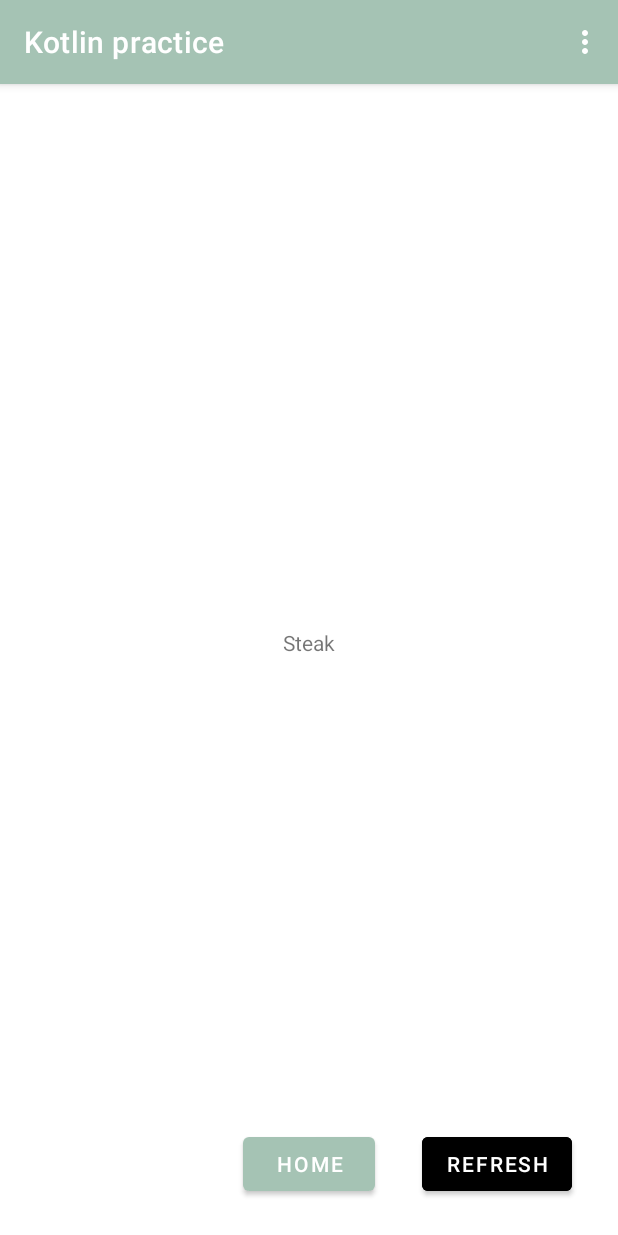
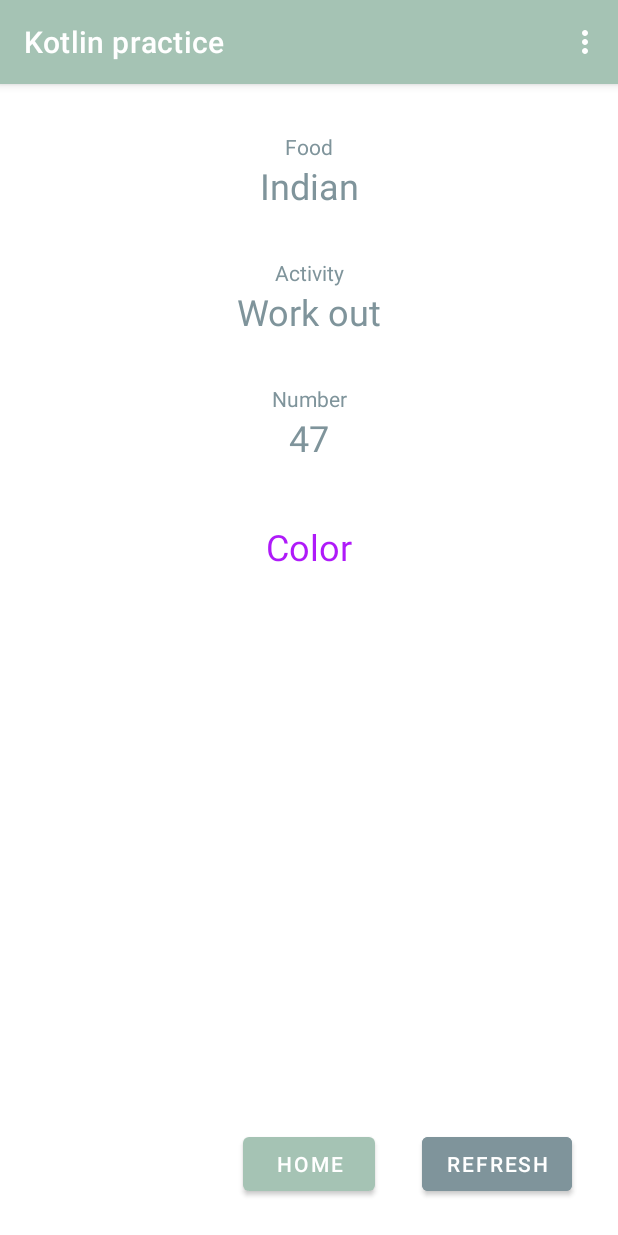
Before and after one commit to curtiskao/kotlinpractice, an Android app: the MoodFragment screen opened through its navigation route, on a phone screen of 412 x 824 dp. Run offline under Robolectric (Android 15) with nearby library versions, the phone set to English and light mode, and no system bars; our stand-ins replace Dagger/Hilt's generated code.

Commit message:
mood fragment

```diff
--- a/app/src/main/java/com/example/kotlinpractice/Mood/MoodFragment.kt
+++ b/app/src/main/java/com/example/kotlinpractice/Mood/MoodFragment.kt
@@ -1,25 +1,27 @@
 package com.example.kotlinpractice.Mood
 
+import android.graphics.Color
 import android.os.Bundle
-import android.util.Log
 import android.view.LayoutInflater
 import android.view.View
 import android.view.ViewGroup
 import android.widget.Button
 import android.widget.TextView
 import androidx.fragment.app.Fragment
-import androidx.lifecycle.ViewModelProvider
 import androidx.navigation.fragment.findNavController
-import com.example.kotlinpractice.Note.NoteViewModel
 import com.example.kotlinpractice.R
-import org.w3c.dom.Text
 import kotlin.random.Random
 
 class MoodFragment: Fragment() {
 
     private var brandsArray: MutableList<String> = ArrayList()
     private var foodArray: MutableList<String> = ArrayList()
+    private var actArray: MutableList<String> = ArrayList()
+
     private lateinit var tv_food: TextView
+    private lateinit var tv_activity: TextView
+    private lateinit var tv_num: TextView
+    private lateinit var tv_color: TextView
 
     override fun onCreateView(
             inflater: LayoutInflater, container: ViewGroup?,
@@ -38,21 +40,14 @@ class MoodFragment: Fragment() {
             refresh()
         }
         tv_food = view.findViewById(R.id.tv_food)
+        tv_activity = view.findViewById(R.id.tv_activity)
+        tv_num = view.findViewById(R.id.tv_number)
+        tv_color = view.findViewById(R.id.tv_color)
 
         loadFood()
-    }
-
-
-    private fun loadData(){
-        brandsArray.add("Nike")
-        brandsArray.add("Vetements")
-        brandsArray.add("Ambush")
-        brandsArray.add("CDG")
-        brandsArray.add("Supreme")
-        brandsArray.add("Palace")
-        brandsArray.add("Needles")
-
-
+        loadActivites()
+        genRandomNum()
+        genRandomColor()
     }
 
     private fun loadFood(){
@@ -83,14 +78,51 @@ class MoodFragment: Fragment() {
         genRandomFood()
     }
 
+    private fun loadActivites(){
+        actArray.add("Stay in")
+        actArray.add("Shopping")
+        actArray.add("Work out")
+        actArray.add("Hang out with friends")
+        actArray.add("Read")
+        actArray.add("FaceTime my baby")
+        actArray.add("Play video games")
+        actArray.add("Watch Youtube")
+        actArray.add("Watch Netflix")
+        actArray.add("Play basketball")
+        actArray.add("Practice golf")
+        actArray.add("Practice coding")
+        actArray.add("Study")
+        actArray.add("Eat")
+
+        genRandomActivity()
+    }
+
     private fun genRandomFood(){
         val size = foodArray.size
-        val randomNum = Random.nextInt(0,size)
+        val randomNum = Random.nextInt(0, size)
         tv_food.text = foodArray.get(randomNum)
+    }
+
+    private fun genRandomActivity(){
+        val size = actArray.size
+        val randomNum = Random.nextInt(0, size)
+        tv_activity.text = actArray.get(randomNum)
+    }
+
+    private fun genRandomNum(){
+        tv_num.text = (Random.nextInt(0, 100)+1).toString()
+    }
+
+    private fun genRandomColor(){
+        val color: Int = Color.argb(255, Random.nextInt(256), Random.nextInt(256), Random.nextInt(256))
+        tv_color.setTextColor(color)
     }
 
     private fun refresh(){
         genRandomFood()
+        genRandomActivity()
+        genRandomNum()
+        genRandomColor()
     }
 
 
--- a/app/src/main/res/layout/fragment_home.xml
+++ b/app/src/main/res/layout/fragment_home.xml
@@ -63,7 +63,7 @@
         android:layout_width="wrap_content"
         android:layout_height="wrap_content"
         android:text="Mood"
-        android:backgroundTint="@color/black"
+        android:backgroundTint="@color/grey"
         android:layout_marginBottom="24dp"
         app:layout_constraintBottom_toBottomOf="parent"
         app:layout_constraintStart_toEndOf="@id/button_note"
--- a/app/src/main/res/layout/fragment_mood.xml
+++ b/app/src/main/res/layout/fragment_mood.xml
@@ -6,17 +6,102 @@
     android:layout_height="match_parent"
     tools:context=".Mood.MoodFragment">
 
+
+
+    <TextView
+        android:id="@+id/tv_food_text"
+        android:layout_width="wrap_content"
+        android:layout_height="wrap_content"
+        android:text="Food"
+        android:textColor="@color/grey"
+        android:layout_marginBottom="24dp"
+        android:layout_marginTop="32dp"
+        app:layout_constraintTop_toTopOf="parent"
+        app:layout_constraintEnd_toEndOf="parent"
+        app:layout_constraintStart_toStartOf="parent"
+        />
+
     <TextView
         android:id="@+id/tv_food"
         android:layout_width="wrap_content"
         android:layout_height="wrap_content"
         android:text="Food"
+        android:textColor="@color/grey"
+        android:textSize="24dp"
         android:layout_marginBottom="24dp"
-        app:layout_constraintTop_toTopOf="parent"
-        app:layout_constraintBottom_toBottomOf="parent"
+        app:layout_constraintTop_toBottomOf="@id/tv_food_text"
         app:layout_constraintEnd_toEndOf="parent"
         app:layout_constraintStart_toStartOf="parent"
         />
+
+    <TextView
+        android:id="@+id/tv_activity_text"
+        android:layout_width="wrap_content"
+        android:layout_height="wrap_content"
+        android:text="Activity"
+        android:textColor="@color/grey"
+        android:layout_marginBottom="24dp"
+        android:layout_marginTop="32dp"
+        app:layout_constraintTop_toBottomOf="@id/tv_food"
+        app:layout_constraintEnd_toEndOf="parent"
+        app:layout_constraintStart_toStartOf="parent"
+        />
+
+    <TextView
+        android:id="@+id/tv_activity"
+        android:layout_width="wrap_content"
+        android:layout_height="wrap_content"
+        android:text="activity"
+        android:textSize="24dp"
+        android:textColor="@color/grey"
+        android:layout_marginBottom="24dp"
+        app:layout_constraintTop_toBottomOf="@id/tv_activity_text"
+        app:layout_constraintEnd_toEndOf="parent"
+        app:layout_constraintStart_toStartOf="parent"
+        />
+
+    <TextView
+        android:id="@+id/tv_number_text"
+        android:layout_width="wrap_content"
+        android:layout_height="wrap_content"
+        android:text="Number"
+        android:textColor="@color/grey"
+        android:layout_marginBottom="24dp"
+        android:layout_marginTop="32dp"
+        app:layout_constraintTop_toBottomOf="@id/tv_activity"
+        app:layout_constraintEnd_toEndOf="parent"
+        app:layout_constraintStart_toStartOf="parent"
+        />
+
+    <TextView
+        android:id="@+id/tv_number"
+        android:layout_width="wrap_content"
+        android:layout_height="wrap_content"
+        android:text="activity"
+        android:textSize="24dp"
+        android:textColor="@color/grey"
+        android:layout_marginBottom="24dp"
+        app:layout_constraintTop_toBottomOf="@id/tv_number_text"
+        app:layout_constraintEnd_toEndOf="parent"
+        app:layout_constraintStart_toStartOf="parent"
+        />
+
+
+
+    <TextView
+        android:id="@+id/tv_color"
+        android:layout_width="wrap_content"
+        android:layout_height="wrap_content"
+        android:text="Color"
+        android:textSize="24dp"
+        android:textColor="@color/grey"
+        android:layout_marginTop="40dp"
+        app:layout_constraintTop_toBottomOf="@id/tv_number"
+        app:layout_constraintEnd_toEndOf="parent"
+        app:layout_constraintStart_toStartOf="parent"
+        />
+
+
 
 
     <Button
@@ -36,7 +121,7 @@
         android:layout_height="wrap_content"
         android:text="Refresh"
         android:layout_marginBottom="24dp"
-        android:backgroundTint="@color/black"
+        android:backgroundTint="@color/grey"
         app:layout_constraintStart_toEndOf="@id/button_home"
         app:layout_constraintBottom_toBottomOf="parent"
         app:layout_constraintEnd_toEndOf="parent"
--- a/app/src/main/res/values/colors.xml
+++ b/app/src/main/res/values/colors.xml
@@ -12,4 +12,5 @@
     <color name="pink">#d3b2aa</color>
     <color name="blue_grey">#8eacc7</color>
     <color name="blue">#456f8c</color>
+    <color name="grey">#7F949B</color>
 </resources>
```
